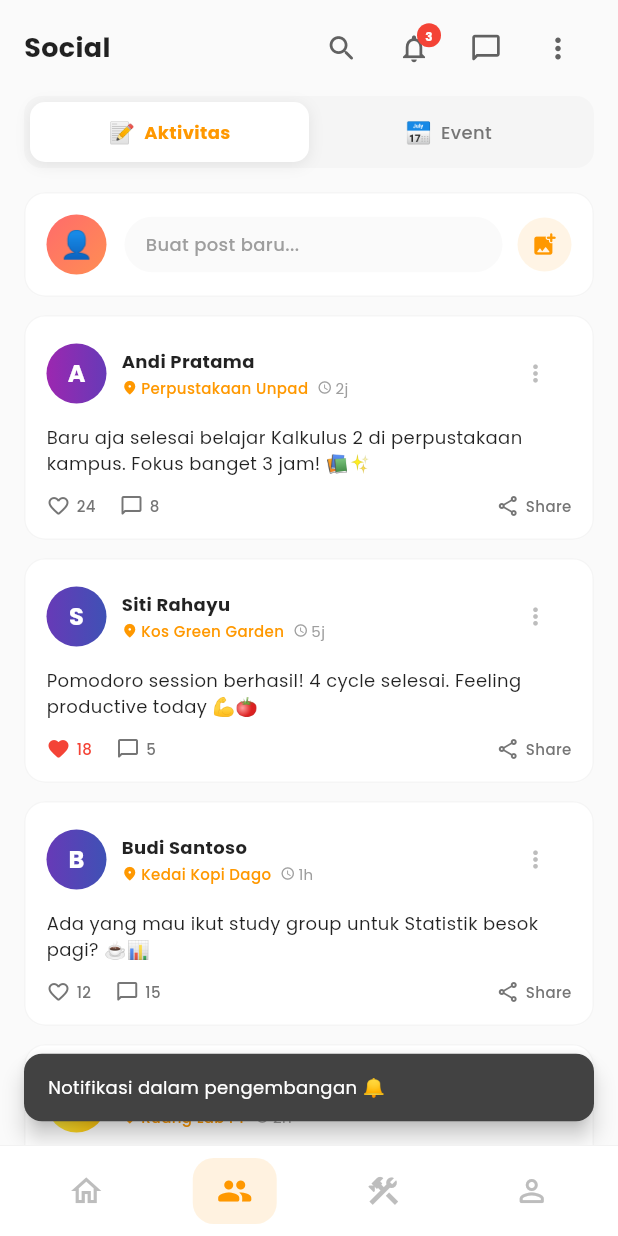
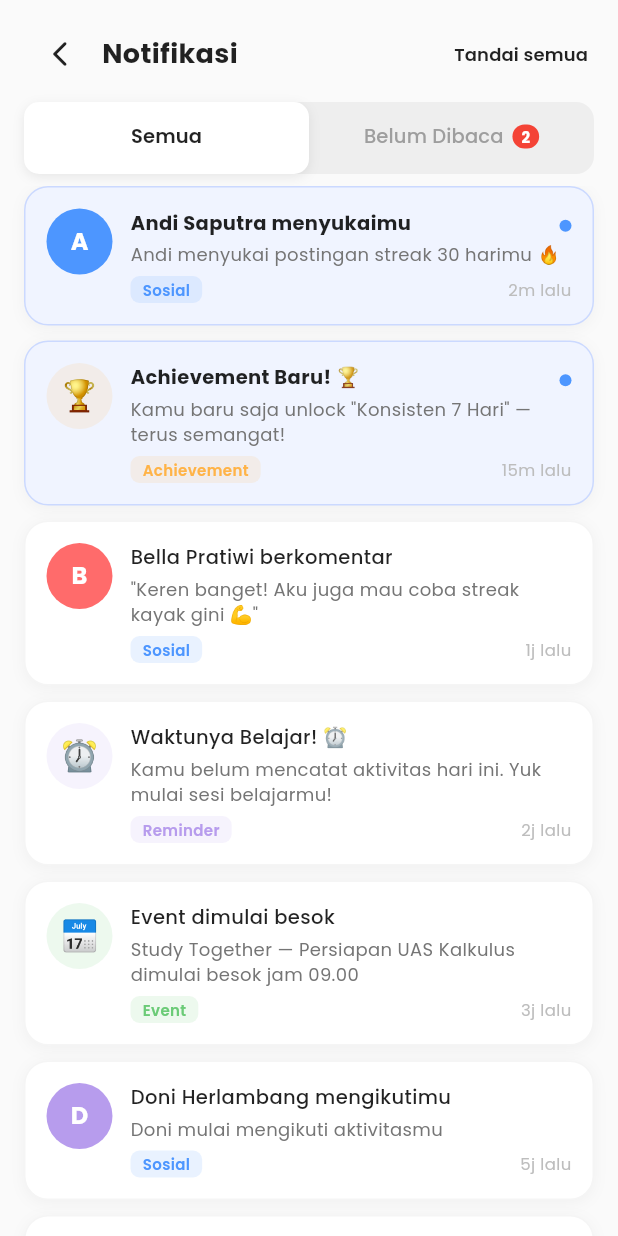
Before and after one commit to nikita74939/ploopy, a Flutter app: the screen it shows after launch, item 2 of the bottom bar chosen, after a tap on the "notifications" icon, on a phone screen of 412 x 824 dp. Run offline on Flutter 3.47's test engine with Material 3 defaults, Android fonts, the phone set to English and light mode, and no system bars; our stand-ins replace flutter_compass, flutter_dotenv, flutter_local_notifications, flutter_markdown_plus, flutter_secure_storage, flutter_svg and 12 more; missing offline and left inert: cunning_document_scanner, google_mlkit_text_recognition.

Commit message:
notification

```diff
--- a/lib/features/home/presentation/pages/home_screen.dart
+++ b/lib/features/home/presentation/pages/home_screen.dart
@@ -17,10 +17,10 @@ class _HomeScreenState extends State<HomeScreen> {
   int _currentIndex = 0;
 
   final List<Widget> _pages = const [
-    HomeBerandaPage(), // 0 - Beranda
-    SocialPage(), // 1 - Sosial
-    ToolsPage(), // 4 - Tools
-    ProfilePage(), // 5 - Profil
+    HomeBerandaPage(),
+    SocialPage(),
+    ToolsPage(),
+    ProfilePage(),
   ];
 
   void _openAiAssistant() {
--- a/lib/features/home/presentation/widgets/home_greeting_header.dart
+++ b/lib/features/home/presentation/widgets/home_greeting_header.dart
@@ -5,8 +5,15 @@ import '../../../../core/utils/date_helper.dart';
 
 class HomeGreetingHeader extends StatelessWidget {
   final String name;
+  final int unreadNotifCount;
+  final VoidCallback? onNotifTap;
 
-  const HomeGreetingHeader({super.key, required this.name});
+  const HomeGreetingHeader({
+    super.key,
+    required this.name,
+    this.unreadNotifCount = 0,
+    this.onNotifTap,
+  });
 
   @override
   Widget build(BuildContext context) {
@@ -37,6 +44,45 @@ class HomeGreetingHeader extends StatelessWidget {
             ],
           ),
         ),
+        // ── Bell Button ──────────────────────
+        Stack(
+          clipBehavior: Clip.none,
+          children: [
+            IconButton(
+              icon: Icon(
+                Icons.notifications_outlined,
+                color: Colors.grey.shade700,
+                size: 22,
+              ),
+              onPressed: onNotifTap,
+            ),
+            if (unreadNotifCount > 0)
+              Positioned(
+                right: 6,
+                top: 6,
+                child: Container(
+                  padding: const EdgeInsets.all(4),
+                  decoration: BoxDecoration(
+                    color: Colors.red.shade500,
+                    shape: BoxShape.circle,
+                  ),
+                  constraints:
+                      const BoxConstraints(minWidth: 16, minHeight: 16),
+                  child: Text(
+                    unreadNotifCount > 9 ? '9+' : '$unreadNotifCount',
+                    style: GoogleFonts.poppins(
+                      fontSize: 8,
+                      fontWeight: FontWeight.w700,
+                      color: Colors.white,
+                    ),
+                    textAlign: TextAlign.center,
+                  ),
+                ),
+              ),
+          ],
+        ),
+        const SizedBox(width: 4),
+        // ── Avatar ───────────────────────────
         _buildAvatar(),
       ],
     );
--- a/lib/features/home/presentation/widgets/home_page.dart
+++ b/lib/features/home/presentation/widgets/home_page.dart
@@ -6,6 +6,8 @@ import 'home_greeting_header.dart';
 import 'learn_now_banner.dart';
 import 'mini_calendar.dart';
 import 'schedule_timeline.dart';
+import 'package:flutter/services.dart';
+import 'package:ploopy/features/notification/presentation/pages/notification_page.dart';
 
 class HomeBerandaPage extends StatefulWidget {
   const HomeBerandaPage({super.key});
@@ -53,7 +55,17 @@ class _HomeBerandaPageState extends State<HomeBerandaPage> {
         child: Column(
           crossAxisAlignment: CrossAxisAlignment.start,
           children: [
-            HomeGreetingHeader(name: name),
+            HomeGreetingHeader(
+              name : name,
+              unreadNotifCount : 3,
+              onNotifTap :(){
+                HapticFeedback.lightImpact();
+                Navigator.push(
+                  context,
+                  MaterialPageRoute(builder: (_) => const NotificationPage()),
+                );
+              }
+            ),
             const SizedBox(height: 20),
             MiniCalendar(
               selectedDay: _selectedDay,
--- /dev/null
+++ b/lib/features/notification/presentation/pages/notification_page.dart
@@ -0,0 +1,514 @@
+import 'package:flutter/material.dart';
+import 'package:flutter/services.dart';
+import 'package:google_fonts/google_fonts.dart';
+
+// ─────────────────────────────────────────────
+// Model
+// ─────────────────────────────────────────────
+enum NotifType { social, achievement, event, reminder, system }
+
+class AppNotification {
+  final String id;
+  final NotifType type;
+  final String title;
+  final String body;
+  final String time;
+  final String? avatarLabel;
+  final Color? avatarColor;
+  final String? emoji;
+  bool isRead;
+
+  AppNotification({
+    required this.id,
+    required this.type,
+    required this.title,
+    required this.body,
+    required this.time,
+    this.avatarLabel,
+    this.avatarColor,
+    this.emoji,
+    this.isRead = false,
+  });
+}
+
+// ─────────────────────────────────────────────
+// Dummy Data
+// ─────────────────────────────────────────────
+final List<AppNotification> _dummyNotifications = [
+  AppNotification(
+    id: '1',
+    type: NotifType.social,
+    title: 'Andi Saputra menyukaimu',
+    body: 'Andi menyukai postingan streak 30 harimu 🔥',
+    time: '2m lalu',
+    avatarLabel: 'A',
+    avatarColor: const Color(0xFF4D96FF),
+  ),
+  AppNotification(
+    id: '2',
+    type: NotifType.achievement,
+    title: 'Achievement Baru! 🏆',
+    body: 'Kamu baru saja unlock "Konsisten 7 Hari" — terus semangat!',
+    time: '15m lalu',
+    emoji: '🏆',
+  ),
+  AppNotification(
+    id: '3',
+    type: NotifType.social,
+    title: 'Bella Pratiwi berkomentar',
+    body: '"Keren banget! Aku juga mau coba streak kayak gini 💪"',
+    time: '1j lalu',
+    avatarLabel: 'B',
+    avatarColor: const Color(0xFFFF6B6B),
+    isRead: true,
+  ),
+  AppNotification(
+    id: '4',
+    type: NotifType.reminder,
+    title: 'Waktunya Belajar! ⏰',
+    body: 'Kamu belum mencatat aktivitas hari ini. Yuk mulai sesi belajarmu!',
+    time: '2j lalu',
+    emoji: '⏰',
+    isRead: true,
+  ),
+  AppNotification(
+    id: '5',
+    type: NotifType.event,
+    title: 'Event dimulai besok',
+    body: 'Study Together — Persiapan UAS Kalkulus dimulai besok jam 09.00',
+    time: '3j lalu',
+    emoji: '📅',
+    isRead: true,
+  ),
+  AppNotification(
+    id: '6',
+    type: NotifType.social,
+    title: 'Doni Herlambang mengikutimu',
+    body: 'Doni mulai mengikuti aktivitasmu',
+    time: '5j lalu',
+    avatarLabel: 'D',
+    avatarColor: const Color(0xFFB79CED),
+    isRead: true,
+  ),
+  AppNotification(
+    id: '7',
+    type: NotifType.achievement,
+    title: 'Hampir sampai! 🎯',
+    body: 'Tinggal 2 jam lagi untuk unlock "Brain Master 50 Jam"',
+    time: '1h lalu',
+    emoji: '🎯',
+    isRead: true,
+  ),
+  AppNotification(
+    id: '8',
+    type: NotifType.system,
+    title: 'Fitur Baru Tersedia',
+    body: 'Location-Based Study Buddy kini aktif di sekitarmu. Coba sekarang!',
+    time: '1h lalu',
+    emoji: '📍',
+    isRead: true,
+  ),
+];
+
+// ─────────────────────────────────────────────
+// Page
+// ─────────────────────────────────────────────
+class NotificationPage extends StatefulWidget {
+  const NotificationPage({super.key});
+
+  @override
+  State<NotificationPage> createState() => _NotificationPageState();
+}
+
+class _NotificationPageState extends State<NotificationPage>
+    with SingleTickerProviderStateMixin {
+  late final List<AppNotification> _notifications;
+  late TabController _tabController;
+
+  @override
+  void initState() {
+    super.initState();
+    _notifications = List.from(_dummyNotifications);
+    _tabController = TabController(length: 2, vsync: this);
+  }
+
+  @override
+  void dispose() {
+    _tabController.dispose();
+    super.dispose();
+  }
+
+  int get _unreadCount => _notifications.where((n) => !n.isRead).length;
+
+  List<AppNotification> get _unread =>
+      _notifications.where((n) => !n.isRead).toList();
+
+  List<AppNotification> get _all => _notifications;
+
+  void _markAllRead() {
+    HapticFeedback.lightImpact();
+    setState(() {
+      for (final n in _notifications) {
+        n.isRead = true;
+      }
+    });
+  }
+
+  void _markRead(AppNotification notif) {
+    if (!notif.isRead) {
+      setState(() => notif.isRead = true);
+    }
+  }
+
+  void _deleteNotif(AppNotification notif) {
+    HapticFeedback.mediumImpact();
+    setState(() => _notifications.remove(notif));
+  }
+
+  @override
+  Widget build(BuildContext context) {
+    return Scaffold(
+      backgroundColor: Colors.grey.shade50,
+      body: SafeArea(
+        child: Column(
+          crossAxisAlignment: CrossAxisAlignment.start,
+          children: [
+            _buildHeader(),
+            _buildTabBar(),
+            Expanded(
+              child: TabBarView(
+                controller: _tabController,
+                children: [
+                  _buildList(_all),
+                  _buildList(_unread),
+                ],
+              ),
+            ),
+          ],
+        ),
+      ),
+    );
+  }
+
+  // ── Header ──────────────────────────────────
+  Widget _buildHeader() {
+    return Container(
+      padding: const EdgeInsets.fromLTRB(16, 12, 8, 8),
+      child: Row(
+        children: [
+          IconButton(
+            icon: const Icon(Icons.arrow_back_ios_new_rounded, size: 20),
+            color: Colors.black87,
+            onPressed: () => Navigator.pop(context),
+          ),
+          const SizedBox(width: 4),
+          Expanded(
+            child: Text(
+              'Notifikasi',
+              style: GoogleFonts.poppins(
+                fontSize: 18,
+                fontWeight: FontWeight.w700,
+                color: Colors.black87,
+              ),
+            ),
+          ),
+          if (_unreadCount > 0)
+            TextButton(
+              onPressed: _markAllRead,
+              child: Text(
+                'Tandai semua',
+                style: GoogleFonts.poppins(
+                  fontSize: 12,
+                  fontWeight: FontWeight.w600,
+                  color: Colors.black87,
+                ),
+              ),
+            ),
+        ],
+      ),
+    );
+  }
+
+  // ── Tab Bar ─────────────────────────────────
+  Widget _buildTabBar() {
+  return Container(
+    margin: const EdgeInsets.fromLTRB(16, 0, 16, 8),
+    decoration: BoxDecoration(
+      color: Colors.grey.shade200,
+      borderRadius: BorderRadius.circular(12),
+    ),
+    child: TabBar(
+      controller: _tabController,
+      indicator: BoxDecoration(
+        color: Colors.white,
+        borderRadius: BorderRadius.circular(10),
+        boxShadow: [
+          BoxShadow(
+            color: Colors.black.withOpacity(0.08),
+            blurRadius: 6,
+            offset: const Offset(0, 2),
+          ),
+        ],
+      ),
+      indicatorSize: TabBarIndicatorSize.tab,
+      dividerColor: Colors.transparent,
+      labelStyle: GoogleFonts.poppins(
+        fontWeight: FontWeight.w600,
+        fontSize: 13,
+      ),
+      unselectedLabelStyle: GoogleFonts.poppins(
+        fontWeight: FontWeight.w500,
+        fontSize: 13,
+      ),
+      labelColor: Colors.black87,
+      unselectedLabelColor: Colors.grey.shade500,
+      tabs: [
+        const Tab(text: 'Semua'),
+        Tab(
+          child: Row(
+            mainAxisSize: MainAxisSize.min,
+            children: [
+              const Text('Belum Dibaca'),
+              if (_unreadCount > 0) ...[
+                const SizedBox(width: 6),
+                Container(
+                  padding: const EdgeInsets.symmetric(
+                      horizontal: 6, vertical: 1),
+                  decoration: BoxDecoration(
+                    color: Colors.red.shade500,
+                    borderRadius: BorderRadius.circular(8),
+                  ),
+                  child: Text(
+                    '$_unreadCount',
+                    style: GoogleFonts.poppins(
+                      fontSize: 10,
+                      fontWeight: FontWeight.w700,
+                      color: Colors.white,
+                    ),
+                  ),
+                ),
+              ],
+            ],
+          ),
+        ),
+      ],
+    ),
+  );
+}
+
+  // ── List ────────────────────────────────────
+  Widget _buildList(List<AppNotification> items) {
+    if (items.isEmpty) {
+      return _buildEmpty();
+    }
+    return ListView.builder(
+      padding: const EdgeInsets.symmetric(horizontal: 16),
+      itemCount: items.length,
+      itemBuilder: (ctx, i) => _buildItem(items[i]),
+    );
+  }
+
+  Widget _buildEmpty() {
+    return Center(
+      child: Column(
+        mainAxisSize: MainAxisSize.min,
+        children: [
+          Text('🔔', style: const TextStyle(fontSize: 48)),
+          const SizedBox(height: 12),
+          Text(
+            'Tidak ada notifikasi',
+            style: GoogleFonts.poppins(
+              fontSize: 15,
+              fontWeight: FontWeight.w600,
+              color: Colors.grey.shade600,
+            ),
+          ),
+          const SizedBox(height: 4),
+          Text(
+            'Semua sudah terbaca nih!',
+            style: GoogleFonts.poppins(
+              fontSize: 13,
+              color: Colors.grey.shade400,
+            ),
+          ),
+        ],
+      ),
+    );
+  }
+
+  // ── Item ─────────────────────────────────────
+  Widget _buildItem(AppNotification notif) {
+    return Dismissible(
+      key: Key(notif.id),
+      direction: DismissDirection.endToStart,
+      background: Container(
+        alignment: Alignment.centerRight,
+        padding: const EdgeInsets.only(right: 20),
+        margin: const EdgeInsets.only(bottom: 10),
+        decoration: BoxDecoration(
+          color: Colors.red.shade400,
+          borderRadius: BorderRadius.circular(16),
+        ),
+        child: const Icon(Icons.delete_outline_rounded,
+            color: Colors.white, size: 24),
+      ),
+      onDismissed: (_) => _deleteNotif(notif),
+      child: GestureDetector(
+        onTap: () => _markRead(notif),
+        child: AnimatedContainer(
+          duration: const Duration(milliseconds: 250),
+          margin: const EdgeInsets.only(bottom: 10),
+          padding: const EdgeInsets.all(14),
+          decoration: BoxDecoration(
+            color: notif.isRead ? Colors.white : const Color(0xFFF0F4FF),
+            borderRadius: BorderRadius.circular(16),
+            border: Border.all(
+              color: notif.isRead
+                  ? Colors.grey.shade100
+                  : const Color(0xFFCBD9FF),
+              width: 1,
+            ),
+            boxShadow: [
+              BoxShadow(
+                color: Colors.black.withOpacity(0.04),
+                blurRadius: 8,
+                offset: const Offset(0, 2),
+              ),
+            ],
+          ),
+          child: Row(
+            crossAxisAlignment: CrossAxisAlignment.start,
+            children: [
+              _buildAvatar(notif),
+              const SizedBox(width: 12),
+              Expanded(
+                child: Column(
+                  crossAxisAlignment: CrossAxisAlignment.start,
+                  children: [
+                    Row(
+                      children: [
+                        Expanded(
+                          child: Text(
+                            notif.title,
+                            style: GoogleFonts.poppins(
+                              fontSize: 13,
+                              fontWeight: notif.isRead
+                                  ? FontWeight.w500
+                                  : FontWeight.w700,
+                              color: Colors.black87,
+                            ),
+                          ),
+                        ),
+                        if (!notif.isRead)
+                          Container(
+                            width: 8,
+                            height: 8,
+                            margin: const EdgeInsets.only(left: 6, top: 4),
+                            decoration: const BoxDecoration(
+                              color: Color(0xFF4D96FF),
+                              shape: BoxShape.circle,
+                            ),
+                          ),
+                      ],
+                    ),
+                    const SizedBox(height: 3),
+                    Text(
+                      notif.body,
+                      style: GoogleFonts.poppins(
+                        fontSize: 12,
+                        color: Colors.grey.shade600,
+                        height: 1.4,
+                      ),
+                    ),
+                    const SizedBox(height: 6),
+                    Row(
+                      children: [
+                        _buildTypeBadge(notif.type),
+                        const Spacer(),
+                        Text(
+                          notif.time,
+                          style: GoogleFonts.poppins(
+                            fontSize: 11,
+                            color: Colors.grey.shade400,
+                          ),
+                        ),
+                      ],
+                    ),
+                  ],
+                ),
+              ),
+            ],
+          ),
+        ),
+      ),
+    );
+  }
+
+  Widget _buildAvatar(AppNotification notif) {
+    if (notif.avatarLabel != null) {
+      return Container(
+        width: 44,
+        height: 44,
+        decoration: BoxDecoration(
+          color: notif.avatarColor ?? Colors.grey,
+          shape: BoxShape.circle,
+        ),
+        child: Center(
+          child: Text(
+            notif.avatarLabel!,
+            style: GoogleFonts.poppins(
+              fontSize: 16,
+              fontWeight: FontWeight.w700,
+              color: Colors.white,
+            ),
+          ),
+        ),
+      );
+    }
+    return Container(
+      width: 44,
+      height: 44,
+      decoration: BoxDecoration(
+        color: _typeColor(notif.type).withOpacity(0.12),
+        shape: BoxShape.circle,
+      ),
+      child: Center(
+        child: Text(notif.emoji ?? '🔔',
+            style: const TextStyle(fontSize: 20)),
+      ),
+    );
+  }
+
+  Widget _buildTypeBadge(NotifType type) {
+    final (label, color) = switch (type) {
+      NotifType.social => ('Sosial', const Color(0xFF4D96FF)),
+      NotifType.achievement => ('Achievement', const Color(0xFFFFB347)),
+      NotifType.event => ('Event', const Color(0xFF6BCB77)),
+      NotifType.reminder => ('Reminder', const Color(0xFFB79CED)),
+      NotifType.system => ('Sistem', Colors.grey),
+    };
+    return Container(
+      padding: const EdgeInsets.symmetric(horizontal: 8, vertical: 2),
+      decoration: BoxDecoration(
+        color: color.withOpacity(0.12),
+        borderRadius: BorderRadius.circular(6),
+      ),
+      child: Text(
+        label,
+        style: GoogleFonts.poppins(
+          fontSize: 10,
+          fontWeight: FontWeight.w600,
+          color: color,
+        ),
+      ),
+    );
+  }
+
+  Color _typeColor(NotifType type) => switch (type) {
+        NotifType.social => const Color(0xFF4D96FF),
+        NotifType.achievement => const Color(0xFFFFB347),
+        NotifType.event => const Color(0xFF6BCB77),
+        NotifType.reminder => const Color(0xFFB79CED),
+        NotifType.system => Colors.grey,
+      };
+}
--- a/lib/features/social/presentation/pages/social_page.dart
+++ b/lib/features/social/presentation/pages/social_page.dart
@@ -3,6 +3,7 @@ import 'package:flutter/services.dart';
 import 'package:google_fonts/google_fonts.dart';
 import 'package:ploopy/features/chat/presentation/pages/chat_page.dart';
 import 'package:ploopy/features/event/presentation/pages/event_detail_page.dart';
+import 'package:ploopy/features/notification/presentation/pages/notification_page.dart';
 import 'package:ploopy/features/social/presentation/pages/create_activity_page.dart';
 import '../../../../core/theme/app_colors.dart';
 import '../widgets/social_tab_bar.dart';
@@ -39,18 +40,9 @@ class _SocialPageState extends State<SocialPage> {
 
   void _openNotifications() {
     HapticFeedback.lightImpact();
-    // TODO: Implement notifications
-    ScaffoldMessenger.of(context).showSnackBar(
-      SnackBar(
-        content: Text(
-          'Notifikasi dalam pengembangan 🔔',
-          style: GoogleFonts.poppins(color: Colors.white, fontSize: 12),
-        ),
-        backgroundColor: Colors.grey.shade800,
-        behavior: SnackBarBehavior.floating,
-        shape: RoundedRectangleBorder(borderRadius: BorderRadius.circular(12)),
-        margin: const EdgeInsets.all(16),
-      ),
+    Navigator.push(
+      context,
+      MaterialPageRoute(builder: (_) => const NotificationPage()),
     );
   }
 
```
Lines whose indentation alone changed are shown as unchanged.
